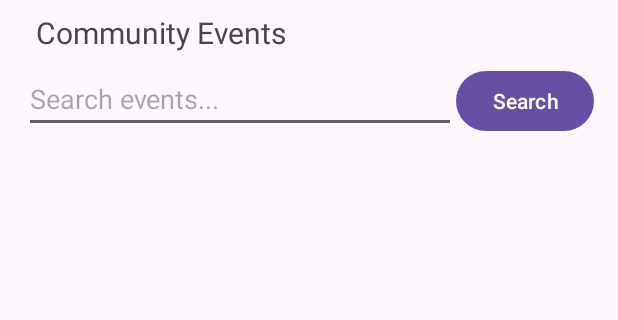
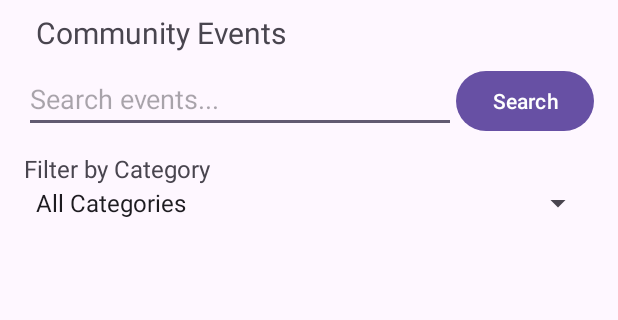
Before and after one commit to Mateusz-gif/LibertiesHub, an Android app: the MainActivity screen opened directly, with no data from a screen before it, on a phone screen of 412 x 824 dp, the part 125-445 px from its top. Run offline under Robolectric (Android 15) with nearby library versions, the phone set to English and light mode, and no system bars; our stand-ins replace Firebase (no records; nobody signed in at launch, a user with empty details on screens opened directly).

Commit message:
added category filtering for the events

```diff
--- a/app/src/main/java/com/example/libertieshub/MainActivity.java
+++ b/app/src/main/java/com/example/libertieshub/MainActivity.java
@@ -16,6 +16,7 @@ import android.view.View;
 import android.widget.AdapterView;
 import android.widget.Button;
 import android.widget.EditText;
+import android.widget.Spinner;
 
 public class MainActivity extends AppCompatActivity {
     ListView eventsListView;
@@ -29,6 +30,8 @@ public class MainActivity extends AppCompatActivity {
 
     ArrayList<String> allTitles;
     ArrayList<String> allKeys;
+    Spinner categorySpinner;
+    ArrayList<String> allCategories;
 
     @Override
     protected void onCreate(Bundle savedInstanceState) {
@@ -38,9 +41,11 @@ public class MainActivity extends AppCompatActivity {
         eventsListView = findViewById(R.id.eventsListView);
         searchEditText = findViewById(R.id.searchEditText);
         searchButton = findViewById(R.id.searchButton);
+        categorySpinner = findViewById(R.id.categorySpinner);
 
         allTitles = new ArrayList<>();
         allKeys = new ArrayList<>();
+        allCategories = new ArrayList<>();
 
         eventTitles = new ArrayList<>();
         eventKeys = new ArrayList<>();
@@ -49,6 +54,38 @@ public class MainActivity extends AppCompatActivity {
                 android.R.layout.simple_list_item_1, eventTitles);
 
         eventsListView.setAdapter(adapter);
+
+        String[] categories = {
+                "All Categories",
+                "Education",
+                "Health & Fitness",
+                "Other",
+                "Music",
+                "Sports",
+                "Arts & Culture",
+                "Food & Markets"
+        };
+
+        ArrayAdapter<String> categoryAdapter = new ArrayAdapter<>(
+                this, android.R.layout.simple_spinner_item, categories);
+
+        categoryAdapter.setDropDownViewResource(
+                android.R.layout.simple_spinner_dropdown_item);
+
+        categorySpinner.setAdapter(categoryAdapter);
+
+        categorySpinner.setOnItemSelectedListener(
+                new AdapterView.OnItemSelectedListener() {
+
+                    @Override
+                    public void onItemSelected(AdapterView<?> parent,
+                                               View view, int position, long id) {
+                        searchEvents();
+                    }
+                    @Override
+                    public void onNothingSelected(AdapterView<?> parent) {
+                    }
+                });
 
         FirebaseDatabase database = FirebaseDatabase.getInstance(
                 "https://libertieshub-default-rtdb.europe-west1.firebasedatabase.app/");
@@ -60,14 +97,19 @@ public class MainActivity extends AppCompatActivity {
 
                 allTitles.clear();
                 allKeys.clear();
+                allCategories.clear();
 
                 for (DataSnapshot eventSnapshot : dataSnapshot.getChildren()) {
                     String title = eventSnapshot.child("title")
                             .getValue(String.class);
 
+                    String category = eventSnapshot.child("category")
+                            .getValue(String.class);
+
                     if (title != null) {
                         allTitles.add(title);
                         allKeys.add(eventSnapshot.getKey());
+                        allCategories.add(category);
                     }
                 }
                 searchEvents();
@@ -107,13 +149,25 @@ public class MainActivity extends AppCompatActivity {
         String searchText = searchEditText.getText()
                 .toString().trim().toLowerCase();
 
+        String selectedCategory = categorySpinner.getSelectedItem()
+                .toString();
+
         eventTitles.clear();
         eventKeys.clear();
 
         for (int i = 0; i < allTitles.size(); i++) {
+
             String title = allTitles.get(i);
+            String category = getAppCategory(allCategories.get(i));
 
-            if (title.toLowerCase().contains(searchText)) {
+            boolean matchesSearch =
+                    title.toLowerCase().contains(searchText);
+
+            boolean matchesCategory =
+                    selectedCategory.equals("All Categories")
+                            || selectedCategory.equals(category);
+
+            if (matchesSearch && matchesCategory) {
                 eventTitles.add(title);
                 eventKeys.add(allKeys.get(i));
             }
@@ -121,4 +175,29 @@ public class MainActivity extends AppCompatActivity {
 
         adapter.notifyDataSetChanged();
     }
+    private String getAppCategory(String category) {
+
+        if ("Education & Skills".equals(category)) {
+            return "Education";
+        }
+
+        if ("Health & Wellbeing".equals(category)) {
+            return "Health & Fitness";
+        }
+
+        if ("Arts & Culture".equals(category)) {
+            return "Arts & Culture";
+        }
+
+        if ("Education".equals(category) ||
+                "Health & Fitness".equals(category) ||
+                "Music".equals(category) ||
+                "Sports".equals(category) ||
+                "Food & Markets".equals(category)) {
+
+            return category;
+        }
+
+        return "Other";
+    }
    }
--- a/app/src/main/res/layout/activity_main.xml
+++ b/app/src/main/res/layout/activity_main.xml
@@ -41,6 +41,18 @@
             android:text="Search" />
     </LinearLayout>
 
+    <TextView
+        android:layout_width="match_parent"
+        android:layout_height="wrap_content"
+        android:text="Filter by Category"
+        android:textSize="16sp"
+        android:paddingTop="10dp" />
+
+    <Spinner
+        android:id="@+id/categorySpinner"
+        android:layout_width="match_parent"
+        android:layout_height="wrap_content" />
+
     <ListView
         android:id="@+id/eventsListView"
         android:layout_width="match_parent"
```
